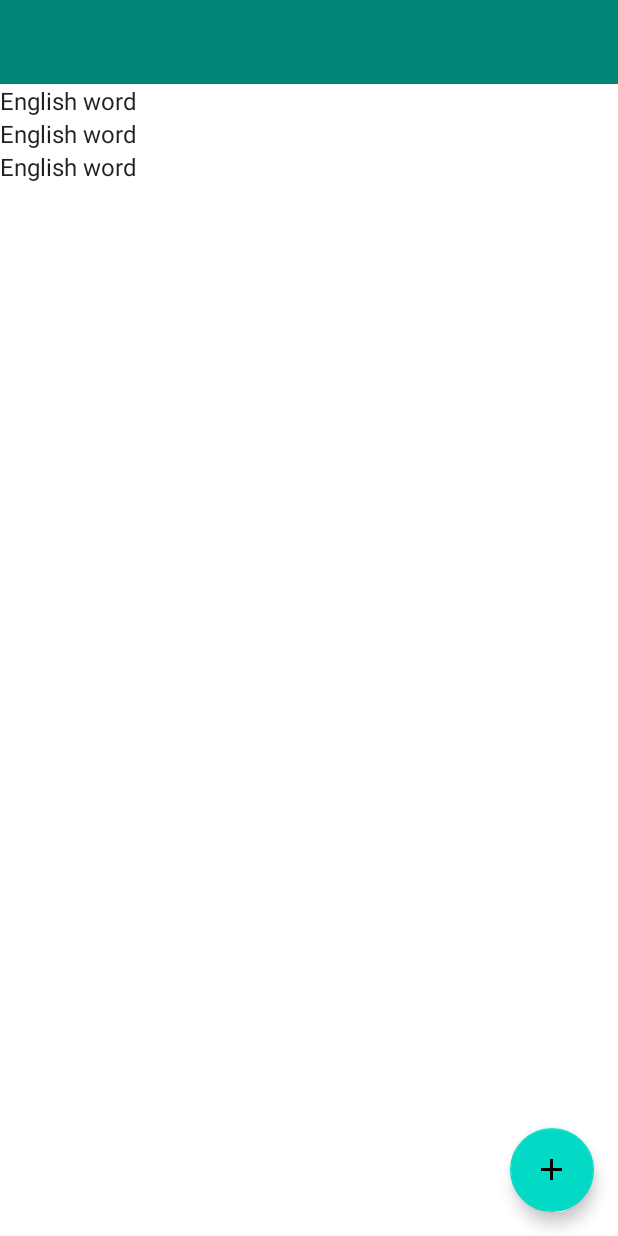
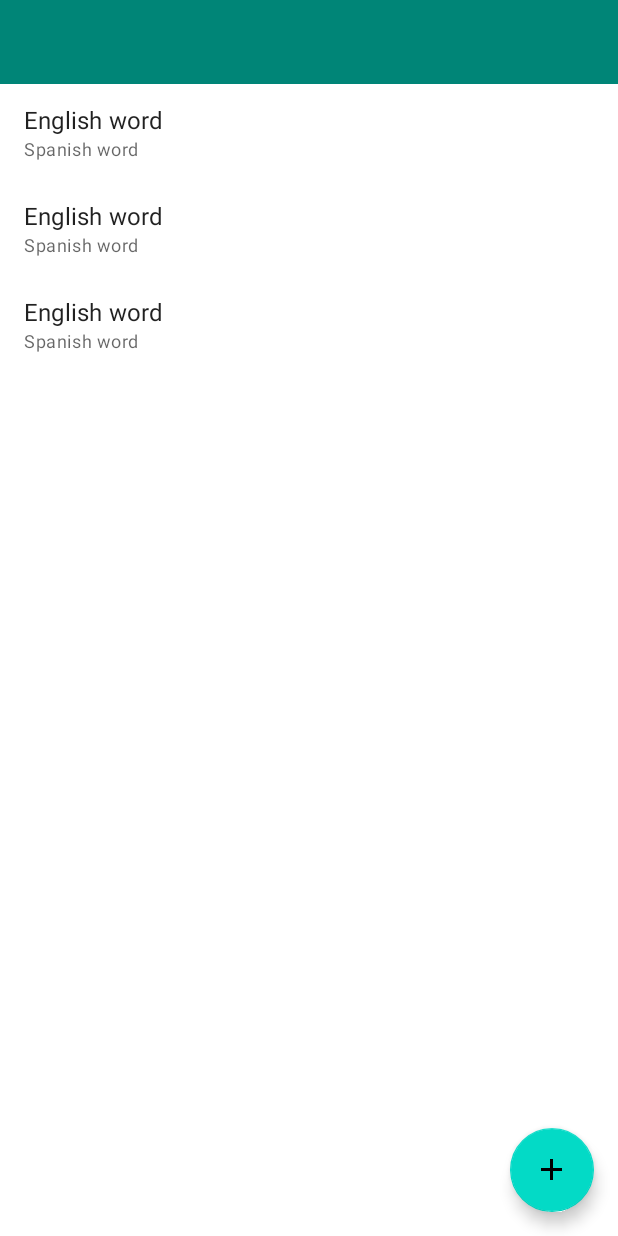
Before and after one commit to dakinne/Words, an Android app: the layout word_list_activity.xml on its own in the app's theme, with its tools: preview values and no code run, on a phone screen of 412 x 824 dp. Run offline under Robolectric (Android 15) with nearby library versions, the phone set to English and light mode, and no system bars.

Commit message:
ADD redesigned layout for items of word list

```diff
--- a/app/src/main/res/layout/word_list_item.xml
+++ b/app/src/main/res/layout/word_list_item.xml
@@ -1,29 +1,50 @@
 <?xml version="1.0" encoding="utf-8"?>
-<layout
-  xmlns:android="http://schemas.android.com/apk/res/android"
+<layout xmlns:android="http://schemas.android.com/apk/res/android"
+    xmlns:app="http://schemas.android.com/apk/res-auto"
     xmlns:tools="http://schemas.android.com/tools">
 
     <data>
+
         <variable
             name="clickListener"
-      type="android.view.View.OnClickListener"/>
+            type="android.view.View.OnClickListener" />
+
         <variable
             name="word"
-      type="com.noox.words.words.data.Word"/>
+            type="com.noox.words.words.data.Word" />
     </data>
 
     <androidx.constraintlayout.widget.ConstraintLayout
         android:layout_width="match_parent"
-    android:layout_height="wrap_content"
-    android:onClick="@{clickListener}">
+        android:layout_height="64dp"
+        android:onClick="@{clickListener}"
+        android:paddingLeft="@dimen/item_padding_horizontal"
+        android:paddingRight="@dimen/item_padding_horizontal">
 
         <TextView
             android:id="@+id/word_item_english"
             android:layout_width="match_parent"
             android:layout_height="wrap_content"
             android:text="@{word.english}"
-      android:textAppearance="?attr/textAppearanceListItem"
-      tools:text="English word"/>
+            android:textAppearance="?attr/textAppearanceSubtitle1"
+            app:layout_constraintBottom_toTopOf="@id/word_item_spanish"
+            app:layout_constraintEnd_toEndOf="parent"
+            app:layout_constraintStart_toStartOf="parent"
+            app:layout_constraintTop_toTopOf="parent"
+            app:layout_constraintVertical_chainStyle="packed"
+            tools:text="English word" />
+
+        <TextView
+            android:id="@+id/word_item_spanish"
+            android:layout_width="match_parent"
+            android:layout_height="wrap_content"
+            android:text="@{word.spanish}"
+            android:textAppearance="?attr/textAppearanceCaption"
+            app:layout_constraintBottom_toBottomOf="parent"
+            app:layout_constraintEnd_toEndOf="parent"
+            app:layout_constraintStart_toStartOf="parent"
+            app:layout_constraintTop_toBottomOf="@id/word_item_english"
+            tools:text="Spanish word" />
 
     </androidx.constraintlayout.widget.ConstraintLayout>
 
--- a/app/src/main/res/values/dimens.xml
+++ b/app/src/main/res/values/dimens.xml
@@ -1,3 +1,4 @@
 <resources>
   <dimen name="fab_margin">16dp</dimen>
+  <dimen name="item_padding_horizontal">16dp</dimen>
 </resources>
--- a/build.gradle
+++ b/build.gradle
@@ -4,7 +4,7 @@ buildscript {
 
     ext.versions = [
             'compileSdk'    : 28,
-            'minSdk'        : 23,
+            'minSdk'        : 21,
             'targetSdk'     : 28,
 
             'appcompat'         : '1.0.0',
```
Lines whose indentation alone changed are shown as unchanged.
